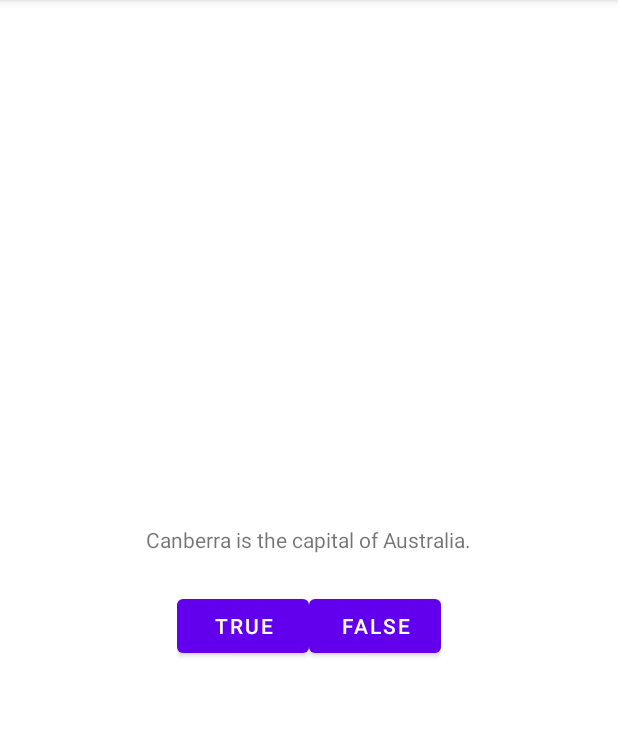
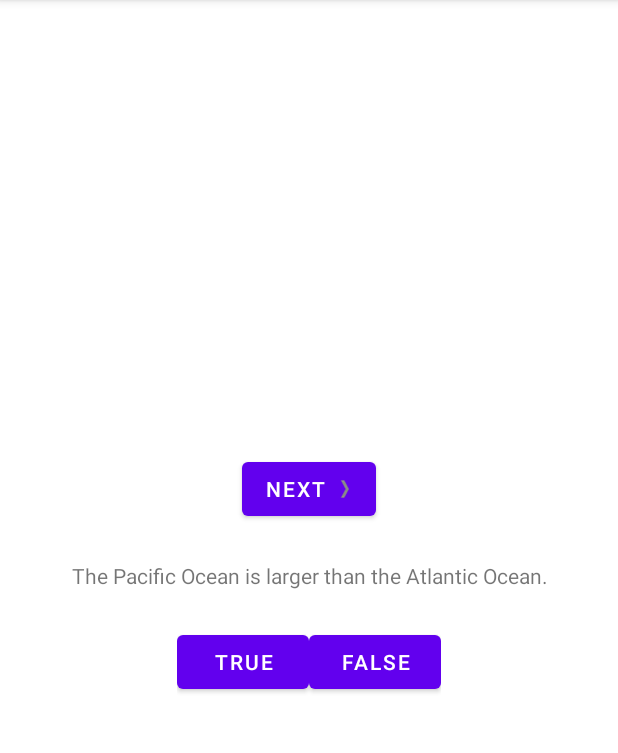
Before and after one commit to bryanferries/GeoQuiz, an Android app: the screen it shows after launch (MainActivity), after a tap on "TRUE", on a phone screen of 412 x 824 dp, the part 84-837 px from its top. Run offline under Robolectric (Android 15) with nearby library versions, the phone set to English and light mode, and no system bars; 1 other tap on this screen came first.

Commit message:
2nd commit

```diff
--- a/app/src/main/java/com/bignerdranch/andoid/geoquiz/MainActivity.kt
+++ b/app/src/main/java/com/bignerdranch/andoid/geoquiz/MainActivity.kt
@@ -4,6 +4,7 @@ import androidx.appcompat.app.AppCompatActivity
 import android.os.Bundle
 import android.view.View
 import android.widget.Button
+import android.widget.TextView
 import android.widget.Toast
 //import com.example.nerdranch.R
 
@@ -11,6 +12,20 @@ class MainActivity : AppCompatActivity() {
 
     private lateinit var trueButton: Button
     private lateinit var falseButton: Button
+    private lateinit var nextButton: Button
+    private lateinit var questionTextView: TextView
+
+
+    private val questionBank = listOf(
+        Question(R.string.question_australia, true),
+        Question(R.string.question_oceans, true),
+        Question(R.string.question_mideast, true),
+        Question(R.string.question_africa, true),
+        Question(R.string.question_americas, true),
+        Question(R.string.question_asia, true))
+
+    private var currentIndex = 0
+
 
     override fun onCreate(savedInstanceState: Bundle?) {
         super.onCreate(savedInstanceState)
@@ -18,23 +33,40 @@ class MainActivity : AppCompatActivity() {
 
         trueButton = findViewById(R.id.true_button)
         falseButton = findViewById(R.id.false_button)
+        nextButton = findViewById(R.id.next_button)
+        questionTextView = findViewById(R.id.question_text_view)
+
 
         trueButton.setOnClickListener { view: View ->
-
-            Toast.makeText(
-                this,
-                R.string.correct_toast,
-                Toast.LENGTH_SHORT)
-                .show()
+            checkAnswer(true)
         }
 
         falseButton.setOnClickListener { view: View ->
+            checkAnswer(false)
+        }
 
-            Toast.makeText(
-                this,
-                R.string.incorrect_toast,
-                Toast.LENGTH_SHORT)
-                .show()
+        nextButton.setOnClickListener {
+            currentIndex = (currentIndex + 1) % questionBank.size
+            updateQuestion()
         }
+
+        updateQuestion()
+    }
+        private fun updateQuestion() {
+            val questionTextResId = questionBank[currentIndex].textResId
+            questionTextView.setText(questionTextResId)
+    }
+
+    private fun checkAnswer(userAnswer: Boolean) {
+        val correctAnswer = questionBank[currentIndex].answer
+
+        val messageResId = if (userAnswer == correctAnswer) {
+            R.string.correct_toast
+        } else {
+            R.string.incorrect_toast
+        }
+
+        Toast.makeText(this, messageResId, Toast.LENGTH_SHORT)
+            .show()
     }
 }
--- /dev/null
+++ b/app/src/main/java/com/bignerdranch/andoid/geoquiz/Question.kt
@@ -0,0 +1,5 @@
+package com.bignerdranch.andoid.geoquiz
+
+import androidx.annotation.StringRes
+
+data class Question(@StringRes val textResId: Int, val answer: Boolean)
--- a/app/src/main/res/layout/activity_main.xml
+++ b/app/src/main/res/layout/activity_main.xml
@@ -1,15 +1,27 @@
 <?xml version="1.0" encoding="utf-8"?>
-<LinearLayout xmlns:android="http://schemas.android.com/apk/res/android"
+<LinearLayout
+    xmlns:android="http://schemas.android.com/apk/res/android"
+    xmlns:tools="http://schemas.android.com/tools"
     android:layout_width="match_parent"
     android:layout_height="match_parent"
     android:gravity="center"
     android:orientation="vertical">
 
-    <TextView
+    <Button
+        android:id="@+id/next_button"
         android:layout_width="wrap_content"
         android:layout_height="wrap_content"
+        android:text="@string/next_button"
+        android:drawableEnd="@drawable/arrow_right"
+        android:drawablePadding="4dp" />
+
+    <TextView
+        android:id="@+id/question_text_view"
+        android:layout_width="wrap_content"
+        android:layout_height="wrap_content"
+        android:gravity="center"
         android:padding="24dp"
-        android:text="@string/question_text" />
+        tools:text="@string/question_australia" />
 
     <LinearLayout
         android:layout_width="wrap_content"
--- a/app/src/main/res/values/strings.xml
+++ b/app/src/main/res/values/strings.xml
@@ -1,8 +1,14 @@
 <resources>
     <string name="app_name">GeoQuiz</string>
-    <string name="question_text">Canberra is the capital of Australia.</string>
+    <string name="question_australia">Canberra is the capital of Australia.</string>
+    <string name="question_oceans">The Pacific Ocean is larger than the Atlantic Ocean.</string>
+    <string name="question_mideast">The Suez Canal connects the Red Sea and the Indian Ocean.</string>
+    <string name="question_africa">The source of the Nile River is in Egypt.</string>
+    <string name="question_americas">The Amazon River is the longest river in the Americas.</string>
+    <string name="question_asia">Lake Baikal is the world\'s oldest and deepest freshwater lake.</string>
     <string name="true_button">True</string>
     <string name="false_button">False</string>
+    <string name="next_button">Next</string>
     <string name="correct_toast">Correct!</string>
     <string name="incorrect_toast">Incorrect!</string>
 </resources>
```
Also changed, not shown: app/src/main/res/drawable-hdpi/arrow_left.png (added), app/src/main/res/drawable-hdpi/arrow_right.png (added), app/src/main/res/drawable-mdpi/arrow_left.png (added), app/src/main/res/drawable-mdpi/arrow_right.png (added), app/src/main/res/drawable-xhdpi/arrow_left.png (added), app/src/main/res/drawable-xhdpi/arrow_right.png (added), app/src/main/res/drawable-xxhdpi/arrow_left.png (added), app/src/main/res/drawable-xxhdpi/arrow_right.png (added), app/src/main/res/drawable-xxxhdpi/arrow_left.png (added), app/src/main/res/drawable-xxxhdpi/arrow_right.png (added).
